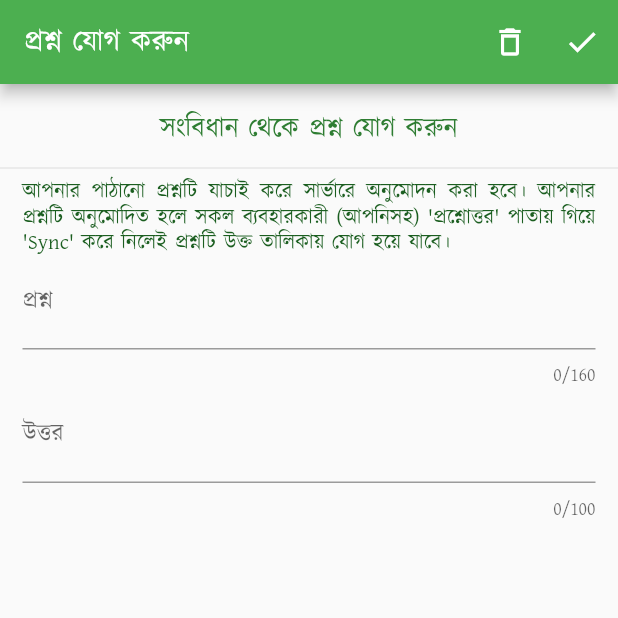
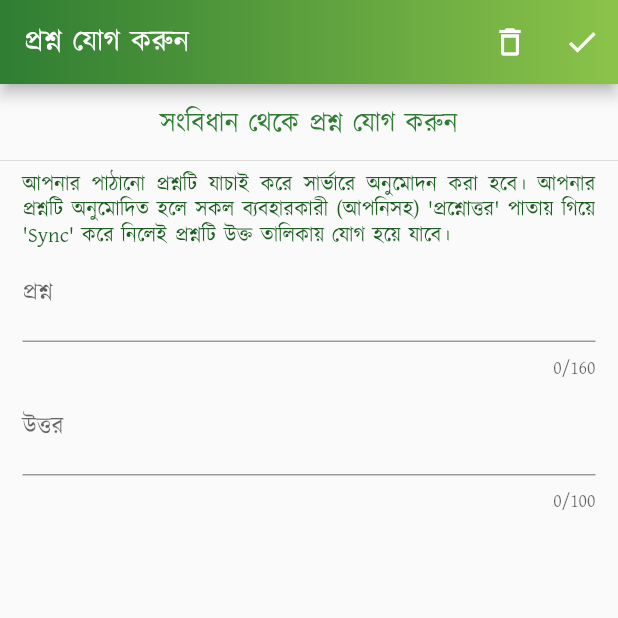
Before and after one commit to Azimul-Haque/flutter-onesignal, a Flutter app: the FormPage screen opened by its route, on a phone screen of 412 x 824 dp, the top half of it. Run offline on Flutter 3.47's test engine with Material 2 defaults, Android fonts, the phone set to English and light mode, and no system bars; our stand-ins replace fluttertoast, shared_preferences, sqflite; missing offline and left inert: onesignal_flutter, slide_popup_dialog; accounts and stored records are empty; network calls fail.

Commit message:
ASDAS234

```diff
--- a/lib/globals.dart
+++ b/lib/globals.dart
@@ -1,5 +1,23 @@
 library project1.globals;
+import 'package:flutter/material.dart';
 
 String userName;
 String userDesig;
 String userOrg;
+
+appBarStyle() {
+  return Container(
+    decoration: new BoxDecoration(
+      gradient: new LinearGradient(
+        colors: [
+          Colors.green[800],
+          Colors.lightGreen,
+        ],
+        begin: const FractionalOffset(0.0, 0.0),
+        end: const FractionalOffset(1.0, 0.0),
+        stops: [0.0, 1.0],
+        tileMode: TileMode.clamp,
+      ),
+    ),
+  );
+}
--- a/lib/pages/constitution.dart
+++ b/lib/pages/constitution.dart
@@ -1,5 +1,5 @@
 import 'package:flutter/material.dart';
-
+import '../globals.dart';
 class ConstituionPage extends StatelessWidget {
   @override
   Widget build(BuildContext context) {
@@ -16,6 +16,7 @@ class ConstituionPage extends StatelessWidget {
         //     tooltip: "Ok",
         //   ),
         // ],
+        flexibleSpace: appBarStyle(),
       ),
       body: ListView(children: <Widget>[
         SizedBox(height: 5,),
--- a/lib/pages/form.dart
+++ b/lib/pages/form.dart
@@ -2,7 +2,7 @@ import 'package:flutter/material.dart';
 import 'package:fluttertoast/fluttertoast.dart';
 import 'package:http/http.dart' as http;
 import 'dart:convert';
-
+import '../globals.dart';
 class FormPage extends StatefulWidget {
   @override
   _FormPageState createState() => _FormPageState();
@@ -101,14 +101,15 @@ class _FormPageState extends State<FormPage> {
             tooltip: "পাঠিয়ে দিন",
           ),
         ],
+        flexibleSpace: appBarStyle(),
       ),
       body: ListView(children: <Widget>[
-        SizedBox(height: 10,),
+        SizedBox(height: 7,),
         Column(
           children: <Widget>[
             SizedBox(height: 5,),
             Text("সংবিধান থেকে প্রশ্ন যোগ করুন", style: TextStyle(color:Colors.green[800], fontSize: 18)),
-            SizedBox(height: 5,),
+            SizedBox(height: 3,),
             Divider(),
             Padding(
               padding: EdgeInsets.only(left: 15, right: 15),
--- a/lib/pages/notification.dart
+++ b/lib/pages/notification.dart
@@ -1,5 +1,5 @@
 import 'package:flutter/material.dart';
-
+import '../globals.dart';
 class NotificationPage extends StatefulWidget {
   var data;
   NotificationPage(this.data);
@@ -26,6 +26,7 @@ class _NotificationPageState extends State<NotificationPage> {
             tooltip: "Ok",
           ),
         ],
+        flexibleSpace: appBarStyle(),
       ),
       body: ListView(children: <Widget>[
         Column(
--- a/lib/pages/page2.dart
+++ b/lib/pages/page2.dart
@@ -1,6 +1,6 @@
 import 'package:flutter/material.dart';
 import 'package:fluttertoast/fluttertoast.dart';
-
+import '../globals.dart';
 class PageTwo extends StatefulWidget {
   var data;
   PageTwo(this.data);
--- a/lib/pages/qstnandans.dart
+++ b/lib/pages/qstnandans.dart
@@ -4,7 +4,7 @@ import 'dart:convert';
 import 'package:http/http.dart' as http;
 
 import 'package:project1/QuestionsModel.dart';
-
+import '../globals.dart';
 class QuestionAnswerPage extends StatefulWidget {
   QuestionAnswerPage({Key key}) : super(key: key);
   @override
@@ -127,6 +127,7 @@ class _QuestionAnswerPageState extends State<QuestionAnswerPage> {
             },
           )
         ],
+        flexibleSpace: appBarStyle(),
       ),
     body: RefreshIndicator(
       key: refreshKey,
```
Also changed, not shown: lib/main.dart (+1 -14 lines).
